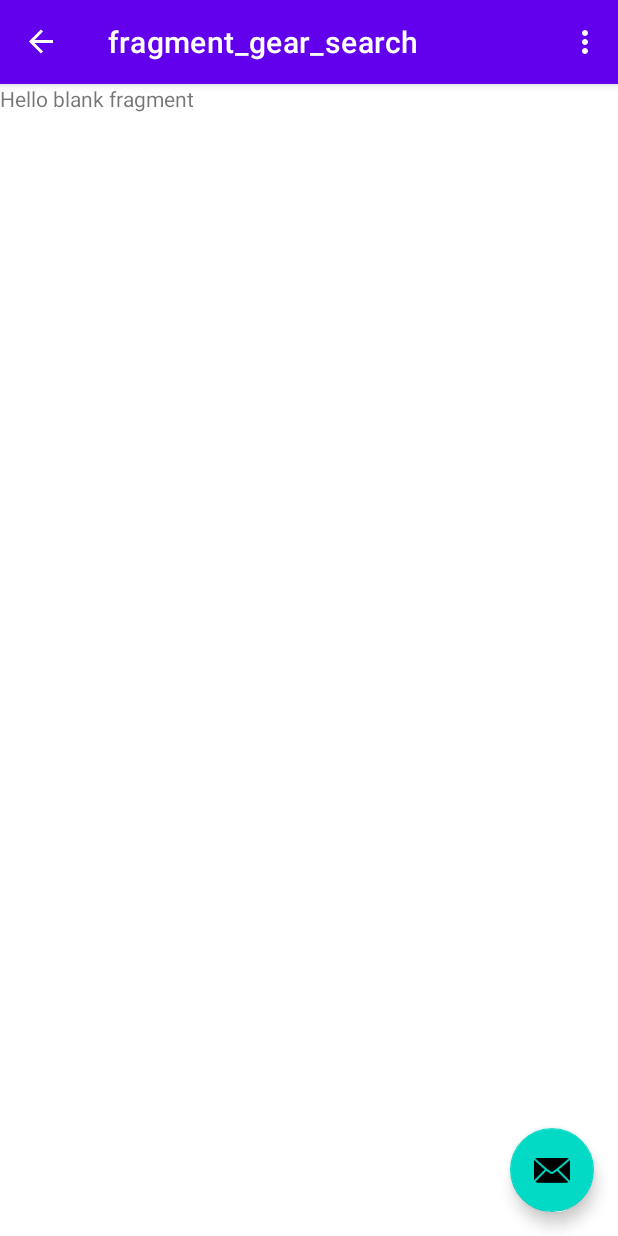
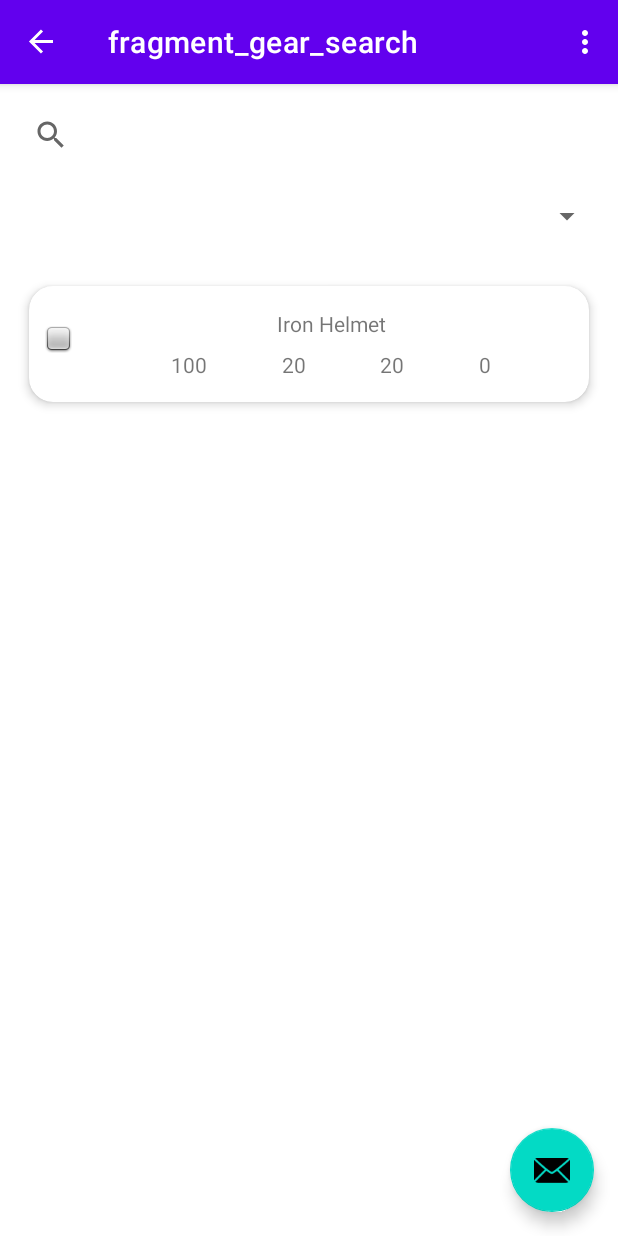
Before and after one commit to ProyectoTFG2023/SpellItForMe, an Android app: the GearSearchFragment screen opened through its navigation route, on a phone screen of 412 x 824 dp. Run offline under Robolectric (Android 15) with nearby library versions, the phone set to English and light mode, and no system bars; our stand-ins replace Room's generated code, navigation-ui.

Commit message:
Commit #9: Añadido RecyclerView en GearSearchFragment

```diff
--- a/app/build.gradle
+++ b/app/build.gradle
@@ -65,4 +65,7 @@ dependencies {
     implementation 'androidx.lifecycle:lifecycle-viewmodel-ktx:2.5.1'
     implementation 'androidx.lifecycle:lifecycle-livedata-ktx:2.5.1'
     implementation 'androidx.lifecycle:lifecycle-common-java8:2.5.1'
+
+    //Implementación para poder modificar la acción del botón de retroceso del dispositivo móvil
+    implementation "androidx.activity:activity-ktx:1.6.0-rc01"
 }
--- a/app/src/main/AndroidManifest.xml
+++ b/app/src/main/AndroidManifest.xml
@@ -10,8 +10,9 @@
         android:label="@string/app_name"
         android:roundIcon="@mipmap/ic_launcher_round"
         android:supportsRtl="true"
+        android:enableOnBackInvokedCallback="true"
         android:theme="@style/Theme.SpellItForMe"
-        tools:targetApi="31">
+        tools:targetApi="33">
         <activity
             android:name=".ui.MainActivity"
             android:exported="true"
--- a/app/src/main/java/danielabez/spellitforme/GearSearchFragment.kt
+++ b/app/src/main/java/danielabez/spellitforme/GearSearchFragment.kt
@@ -1,59 +1,6 @@
 package danielabez.spellitforme
-
-import android.os.Bundle
-import androidx.fragment.app.Fragment
-import android.view.LayoutInflater
-import android.view.View
-import android.view.ViewGroup
 
 // TODO: Rename parameter arguments, choose names that match
 // the fragment initialization parameters, e.g. ARG_ITEM_NUMBER
 private const val ARG_PARAM1 = "param1"
 private const val ARG_PARAM2 = "param2"
-
-/**
- * A simple [Fragment] subclass.
- * Use the [GearSearchFragment.newInstance] factory method to
- * create an instance of this fragment.
- */
-class GearSearchFragment : Fragment() {
-    // TODO: Rename and change types of parameters
-    private var param1: String? = null
-    private var param2: String? = null
-
-    override fun onCreate(savedInstanceState: Bundle?) {
-        super.onCreate(savedInstanceState)
-        arguments?.let {
-            param1 = it.getString(ARG_PARAM1)
-            param2 = it.getString(ARG_PARAM2)
-        }
-    }
-
-    override fun onCreateView(
-        inflater: LayoutInflater, container: ViewGroup?,
-        savedInstanceState: Bundle?
-    ): View? {
-        // Inflate the layout for this fragment
-        return inflater.inflate(R.layout.fragment_gear_search, container, false)
-    }
-
-    companion object {
-        /**
-         * Use this factory method to create a new instance of
-         * this fragment using the provided parameters.
-         *
-         * @param param1 Parameter 1.
-         * @param param2 Parameter 2.
-         * @return A new instance of fragment GearSearchFragment.
-         */
-        // TODO: Rename and change types and number of parameters
-        @JvmStatic
-        fun newInstance(param1: String, param2: String) =
-            GearSearchFragment().apply {
-                arguments = Bundle().apply {
-                    putString(ARG_PARAM1, param1)
-                    putString(ARG_PARAM2, param2)
-                }
-            }
-    }
-}
--- /dev/null
+++ b/app/src/main/java/danielabez/spellitforme/adapter/GearAdapter.kt
@@ -0,0 +1,64 @@
+package danielabez.spellitforme.adapter
+
+import android.view.LayoutInflater
+import android.view.ViewGroup
+import androidx.recyclerview.widget.RecyclerView
+import danielabez.spellitforme.databinding.ItemGearBinding
+import danielabez.spellitforme.model.Gear
+import danielabez.spellitforme.viewHolder.GearViewHolder
+
+class GearAdapter : RecyclerView.Adapter<GearViewHolder>() {
+    var gearList: List<Gear>? = null
+
+    /*
+    * Este método permite al RecyclerView crear un nuevo ViewHolder cuando lo necesite. Tenemos que indicarle el layout que necesitará para "inflarlo", es decir,
+    * el layout de los elementos que va a contener, que en nuestro caso es item_tarea.xml. Hay varias formas de hacerlo, pero nosotros usaremos el binding
+    * de la siguiente forma:
+    */
+    override fun onCreateViewHolder(parent: ViewGroup, viewType: Int): GearViewHolder {
+        val binding = ItemGearBinding.inflate(LayoutInflater.from(parent.context), parent, false)
+        return GearViewHolder(binding, gearList)
+    }
+
+    /*
+    * Método al que llama el RecyclerView cada vez que necesita dubujar un elemento. Le pasamos un ViewHolder que tendremos que completar con los datos de la tarea,
+    * indicada por el int que indica la posición de dicha tarea en la lista que esté contenida
+    */
+    override fun onBindViewHolder(holder: GearViewHolder, position: Int) {
+        with(holder) {
+            //Primero, obtenemos el objeto Gear de la posición que se pase por parámetro y extraeremos sus valores para poder colocarlos en el ViewHolder
+            with(gearList!!.get(position)) {
+                binding.tvGearName.text = name
+                binding.tvGearPhysDefense.text = physDefense.toString()
+                binding.tvGearFireDefense.text = fireDefense.toString()
+                binding.tvGearIceDefense.text = iceDefense.toString()
+                binding.tvGearThunderDefense.text = thunderDefense.toString()
+
+                //Mostraremos un icono según el tipo de equipamiento y la rareza que tenga
+                //TODO: PENDIENTE DE HACER
+                /*
+                binding.ivItemEstado.setImageResource(
+                    when (estado) {
+                        0 -> R.drawable.ic_tarea_abierta
+                        1 -> R.drawable.ic_tarea_en_progreso
+                        else -> R.drawable.ic_tarea_terminada
+                    }
+                )
+                */
+            }
+        }
+    }
+
+    /*
+    * Con este método, permitimos al RecyclerView conocer el tamaño de la lista
+    */
+    override fun getItemCount(): Int {
+        //Con el elemento ?: se asigna un valor por defecto a la variable en caso de que su previo valor fuese nulo, en este caso se iguala a 0 para evitar los NullPointerException
+        return gearList?.size?: 0
+    }
+
+    fun updateList(newList: List<Gear>){
+        gearList = newList
+        notifyDataSetChanged()
+    }
+}
--- a/app/src/main/java/danielabez/spellitforme/db/AppDatabase.kt
+++ b/app/src/main/java/danielabez/spellitforme/db/AppDatabase.kt
@@ -59,19 +59,19 @@ abstract class AppDatabase: RoomDatabase() {
             */
             suspend fun initializeDatabase(registeredUserDao: RegisteredUserDao, skillDao: SkillDao, gearDao: GearDao){
                 lateinit var registeredUser: RegisteredUser
-                registeredUser = RegisteredUser("correo@gmail.com", "paquito", "paquitoPwd")
+                registeredUser = RegisteredUser("correo@gmail.com", "admin", "admin")
                 registeredUserDao.addRegisteredUser(registeredUser)
 
                 lateinit var gear: Gear
-                gear = Gear("Iron Helmet", "Headgear", 100L, 20L)
+                gear = Gear("Iron Helmet", "Headgear", "Common", 100L, 20L, 20L, 0L)
                 gearDao.addGear(gear)
-                gear = Gear("Sack Vest", "Torso", 10L, 50L)
+                gear = Gear("Sack Vest", "Torso", "Common", 10L, 50L, 50L, 50L)
                 gearDao.addGear(gear)
-                gear = Gear("Bronze Bracelet", "Handwear", 0L, 60L)
+                gear = Gear("Bronze Bracelet", "Handwear", "Uncommon", 0L, 60L, 60L, 60L)
                 gearDao.addGear(gear)
-                gear = Gear("Tattered Rope", "Belt", 0L, 0L)
+                gear = Gear("Tattered Rope", "Belt", "Common", 0L, 0L, 0L, 0L)
                 gearDao.addGear(gear)
-                gear = Gear("Sand Sandals", "Footwear", 50L, 20L)
+                gear = Gear("Sand Sandals", "Footwear", "Rare", 50L, 20L, 0L, 50L)
                 gearDao.addGear(gear)
 
                 lateinit var skill: Skill
--- a/app/src/main/java/danielabez/spellitforme/model/Gear.kt
+++ b/app/src/main/java/danielabez/spellitforme/model/Gear.kt
@@ -12,19 +12,22 @@ data class Gear (
     var id: Long? = null,
     var name: String,
     var type: String,
+    var rarity: String,
     var physDefense: Long,
-    var elemDefense: Long
+    var fireDefense: Long,
+    var iceDefense: Long,
+    var thunderDefense: Long
     //var skills: List<Skill>,
     //var slots: ???
     ): Parcelable {
-        constructor(name: String, type: String, physDefense: Long, elemDefense: Long):
-                this(null, name, type, physDefense, elemDefense)
+        constructor(name: String, type: String, rarity: String, physDefense: Long, fireDefense: Long, iceDefense: Long, thunderDefense: Long):
+                this(null, name, type, rarity, physDefense, fireDefense, iceDefense, thunderDefense)
 
         override fun equals(objeto: Any?): Boolean {
             return (objeto is Gear) && (this.id == objeto?.id)
         }
 
         override fun toString(): String {
-            return "" + name + " " + type + " " + physDefense + " " + elemDefense
+            return "" + name + " " + type + " " + physDefense + " " + fireDefense + " " + iceDefense + " " + thunderDefense
         }
     }
--- /dev/null
+++ b/app/src/main/java/danielabez/spellitforme/ui/GearSearchFragment.kt
@@ -0,0 +1,54 @@
+package danielabez.spellitforme.ui
+
+import android.os.Bundle
+import android.view.LayoutInflater
+import android.view.View
+import android.view.ViewGroup
+import androidx.fragment.app.Fragment
+import androidx.fragment.app.activityViewModels
+import androidx.lifecycle.Observer
+import androidx.recyclerview.widget.LinearLayoutManager
+import danielabez.spellitforme.R
+import danielabez.spellitforme.adapter.GearAdapter
+import danielabez.spellitforme.databinding.FragmentGearSearchBinding
+import danielabez.spellitforme.databinding.FragmentLoginBinding
+import danielabez.spellitforme.model.Gear
+import danielabez.spellitforme.viewModel.GearViewModel
+
+class GearSearchFragment : Fragment() {
+    private var _binding: FragmentGearSearchBinding? = null
+    private val binding get() = _binding!!
+    private val gearViewModel : GearViewModel by activityViewModels()
+    lateinit var gearAdapter: GearAdapter
+
+    override fun onCreateView(
+        inflater: LayoutInflater, container: ViewGroup?,
+        savedInstanceState: Bundle?
+    ): View? {
+        _binding = FragmentGearSearchBinding.inflate(inflater, container, false)
+        return binding.root
+    }
+
+    override fun onViewCreated(view: View, savedInstanceState: Bundle?) {
+        super.onViewCreated(view, savedInstanceState)
+
+        initializeRecyclerView()
+        gearViewModel.gearListLiveData.observe(viewLifecycleOwner, Observer<List<Gear>>{ list ->
+            gearAdapter.updateList(list)
+        })
+    }
+
+    override fun onDestroyView() {
+        super.onDestroyView()
+        _binding = null
+    }
+
+    private fun initializeRecyclerView(){
+        gearAdapter = GearAdapter()
+
+        with(binding.rvGear){
+            layoutManager = LinearLayoutManager(activity)
+            adapter = gearAdapter
+        }
+    }
+}
--- a/app/src/main/java/danielabez/spellitforme/ui/RegistrationFragment.kt
+++ b/app/src/main/java/danielabez/spellitforme/ui/RegistrationFragment.kt
@@ -55,7 +55,8 @@ class RegistrationFragment : Fragment() {
             override fun onTextChanged(p0: CharSequence?, p1: Int, p2: Int, p3: Int) {
             }
             override fun afterTextChanged(p0: Editable?) {
-                if (!binding.tietRegisterMail.text.toString().isNullOrEmpty()) {
+                if (!binding.tietRegisterMail.text.toString().isNullOrEmpty() &&
+                    (binding.tietRegisterMail.text.toString().contains("@") && binding.tietRegisterMail.text.toString().contains("."))) {
                     Log.d("SpellItForMe_Debug", "Valor escrito en el campo del correo -> " + binding.tietRegisterMail.text.toString())
                     registeredUserViewModel.isMailInUse(binding.tietRegisterMail.text.toString())
                     Log.d("SpellItForMe_Debug", "Se encuentra libre el correo? -> " + isMailFree)
--- /dev/null
+++ b/app/src/main/java/danielabez/spellitforme/viewHolder/GearViewHolder.kt
@@ -0,0 +1,15 @@
+package danielabez.spellitforme.viewHolder
+
+import android.util.Log
+import androidx.recyclerview.widget.RecyclerView
+import danielabez.spellitforme.databinding.ItemGearBinding
+import danielabez.spellitforme.model.Gear
+
+class GearViewHolder(val binding: ItemGearBinding, val gearList : List<Gear>?): RecyclerView.ViewHolder(binding.root) {
+    init {
+        binding.root.setOnClickListener(){
+            val chosenGear = gearList?.get(this.adapterPosition)
+            Log.d("SpellItForMe_Debug", "Check funcionamiento")
+        }
+    }
+}
--- a/app/src/main/java/danielabez/spellitforme/viewModel/RegisteredUserViewModel.kt
+++ b/app/src/main/java/danielabez/spellitforme/viewModel/RegisteredUserViewModel.kt
@@ -39,7 +39,6 @@ class RegisteredUserViewModel(app: Application) : AndroidViewModel(app) {
     fun checkRegisteredUserByUsernameAndPassword(pUsername: String, pPassword: String) : LiveData<RegisteredUser> {
         viewModelScope.launch (Dispatchers.IO){
             val checkResult = repository.getRegisteredUserByUsernameAndPassword(pUsername, pPassword)
-            Log.d("SpellItForMe_Debug_VIEWMODEL", checkResult.toString())
             checkRegisteredUser.postValue(checkResult)
         }
         return checkRegisteredUser
@@ -60,4 +59,8 @@ class RegisteredUserViewModel(app: Application) : AndroidViewModel(app) {
         }
         return checkUsernameInUse
     }
+
+    fun emptyCheckRegisteredUser(){
+        checkUsernameInUse.postValue(null)
+    }
 }
--- a/app/src/main/res/layout/fragment_gear_search.xml
+++ b/app/src/main/res/layout/fragment_gear_search.xml
@@ -1,14 +1,45 @@
 <?xml version="1.0" encoding="utf-8"?>
-<FrameLayout xmlns:android="http://schemas.android.com/apk/res/android"
+<androidx.constraintlayout.widget.ConstraintLayout xmlns:android="http://schemas.android.com/apk/res/android"
+    xmlns:app="http://schemas.android.com/apk/res-auto"
     xmlns:tools="http://schemas.android.com/tools"
     android:layout_width="match_parent"
     android:layout_height="match_parent"
-    tools:context=".GearSearchFragment">
+    tools:context=".ui.GearSearchFragment">
 
-    <!-- TODO: Update blank fragment layout -->
-    <TextView
-        android:layout_width="match_parent"
-        android:layout_height="match_parent"
-        android:text="@string/hello_blank_fragment" />
+    <SearchView
+        android:id="@+id/svGearSearch"
+        android:layout_width="0dp"
+        android:layout_height="wrap_content"
+        android:layout_marginStart="10dp"
+        android:layout_marginTop="10dp"
+        android:layout_marginEnd="10dp"
+        app:layout_constraintEnd_toEndOf="parent"
+        app:layout_constraintStart_toStartOf="parent"
+        app:layout_constraintTop_toTopOf="parent" >
 
-</FrameLayout>
+    </SearchView>
+
+    <Spinner
+        android:id="@+id/spGearSearchFilter"
+        android:layout_width="0dp"
+        android:layout_height="40dp"
+        android:layout_marginStart="100dp"
+        android:layout_marginTop="10dp"
+        app:layout_constraintEnd_toEndOf="@+id/svGearSearch"
+        app:layout_constraintStart_toStartOf="parent"
+        app:layout_constraintTop_toBottomOf="@+id/svGearSearch" />
+
+    <androidx.recyclerview.widget.RecyclerView
+        android:id="@+id/rvGear"
+        android:layout_width="0dp"
+        android:layout_height="0dp"
+        android:layout_marginStart="10dp"
+        android:layout_marginTop="15dp"
+        android:layout_marginEnd="10dp"
+        android:layout_marginBottom="15dp"
+        app:layout_constraintBottom_toBottomOf="parent"
+        app:layout_constraintEnd_toEndOf="parent"
+        app:layout_constraintStart_toStartOf="parent"
+        app:layout_constraintTop_toBottomOf="@+id/spGearSearchFilter" />
+
+</androidx.constraintlayout.widget.ConstraintLayout>
--- /dev/null
+++ b/app/src/main/res/layout/item_gear.xml
@@ -0,0 +1,87 @@
+<?xml version="1.0" encoding="utf-8"?>
+<androidx.cardview.widget.CardView xmlns:android="http://schemas.android.com/apk/res/android"
+    xmlns:app="http://schemas.android.com/apk/res-auto"
+    xmlns:tools="http://schemas.android.com/tools"
+    android:id="@+id/cvGear"
+    android:layout_width="match_parent"
+    android:layout_height="wrap_content"
+    app:cardCornerRadius="16dp"
+    app:cardElevation="4dp"
+    app:cardUseCompatPadding="true">
+
+    <androidx.constraintlayout.widget.ConstraintLayout
+        android:id="@+id/clGear"
+        android:layout_width="match_parent"
+        android:layout_height="wrap_content">
+
+        <ImageView
+            android:id="@+id/ivGear"
+            android:layout_width="wrap_content"
+            android:layout_height="wrap_content"
+            android:layout_marginStart="10dp"
+            android:layout_marginTop="25dp"
+            app:layout_constraintStart_toStartOf="parent"
+            app:layout_constraintTop_toTopOf="parent"
+            app:srcCompat="@android:drawable/checkbox_off_background" />
+
+        <TextView
+            android:id="@+id/tvGearName"
+            android:layout_width="0dp"
+            android:layout_height="wrap_content"
+            android:layout_marginStart="15dp"
+            android:layout_marginTop="15dp"
+            android:layout_marginEnd="15dp"
+            android:textAlignment="center"
+            app:layout_constraintEnd_toEndOf="parent"
+            app:layout_constraintStart_toEndOf="@+id/ivGear"
+            app:layout_constraintTop_toTopOf="parent"
+            tools:text="Item Name" />
+
+        <TextView
+            android:id="@+id/tvGearPhysDefense"
+            android:layout_width="wrap_content"
+            android:layout_height="wrap_content"
+            android:layout_marginTop="8dp"
+            android:layout_marginBottom="15dp"
+            app:layout_constraintBottom_toBottomOf="parent"
+            app:layout_constraintEnd_toStartOf="@+id/tvGearFireDefense"
+            app:layout_constraintHorizontal_bias="0.5"
+            app:layout_constraintStart_toStartOf="@+id/tvGearName"
+            app:layout_constraintTop_toBottomOf="@+id/tvGearName"
+            tools:text="PhysDefense" />
+
+        <TextView
+            android:id="@+id/tvGearFireDefense"
+            android:layout_width="wrap_content"
+            android:layout_height="wrap_content"
+            app:layout_constraintBottom_toBottomOf="@+id/tvGearPhysDefense"
+            app:layout_constraintEnd_toStartOf="@+id/tvGearIceDefense"
+            app:layout_constraintHorizontal_bias="0.5"
+            app:layout_constraintStart_toEndOf="@+id/tvGearPhysDefense"
+            app:layout_constraintTop_toTopOf="@+id/tvGearPhysDefense"
+            tools:text="FireDefense" />
+
+        <TextView
+            android:id="@+id/tvGearIceDefense"
+            android:layout_width="wrap_content"
+            android:layout_height="wrap_content"
+            app:layout_constraintBottom_toBottomOf="@+id/tvGearPhysDefense"
+            app:layout_constraintEnd_toStartOf="@+id/tvGearThunderDefense"
+            app:layout_constraintHorizontal_bias="0.5"
+            app:layout_constraintStart_toEndOf="@+id/tvGearFireDefense"
+            app:layout_constraintTop_toTopOf="@+id/tvGearPhysDefense"
+            tools:text="IceDefense" />
+
+        <TextView
+            android:id="@+id/tvGearThunderDefense"
+            android:layout_width="wrap_content"
+            android:layout_height="wrap_content"
+            app:layout_constraintBottom_toBottomOf="@+id/tvGearPhysDefense"
+            app:layout_constraintEnd_toEndOf="@+id/tvGearName"
+            app:layout_constraintHorizontal_bias="0.5"
+            app:layout_constraintStart_toEndOf="@+id/tvGearIceDefense"
+            app:layout_constraintTop_toTopOf="@+id/tvGearPhysDefense"
+            tools:text="ThDefense" />
+
+    </androidx.constraintlayout.widget.ConstraintLayout>
+</androidx.cardview.widget.CardView>
--- a/app/src/main/res/navigation/nav_graph.xml
+++ b/app/src/main/res/navigation/nav_graph.xml
@@ -33,7 +33,7 @@
     </fragment>
     <fragment
         android:id="@+id/GearSearchFragment"
-        android:name="danielabez.spellitforme.GearSearchFragment"
+        android:name="danielabez.spellitforme.ui.GearSearchFragment"
         android:label="fragment_gear_search"
         tools:layout="@layout/fragment_gear_search" />
 </navigation>
```
Also changed, not shown: app/src/main/java/danielabez/spellitforme/ui/HomeFragment.kt (+39 -2 lines), app/src/main/java/danielabez/spellitforme/viewModel/GearViewModel.kt (+17 -25 lines), 1 other file.
